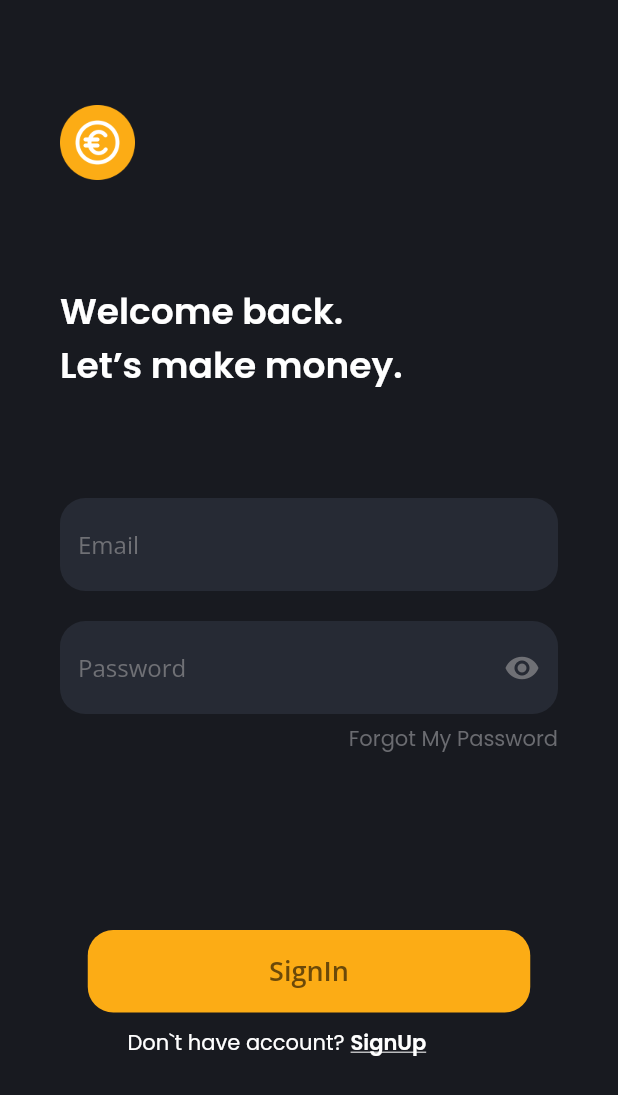
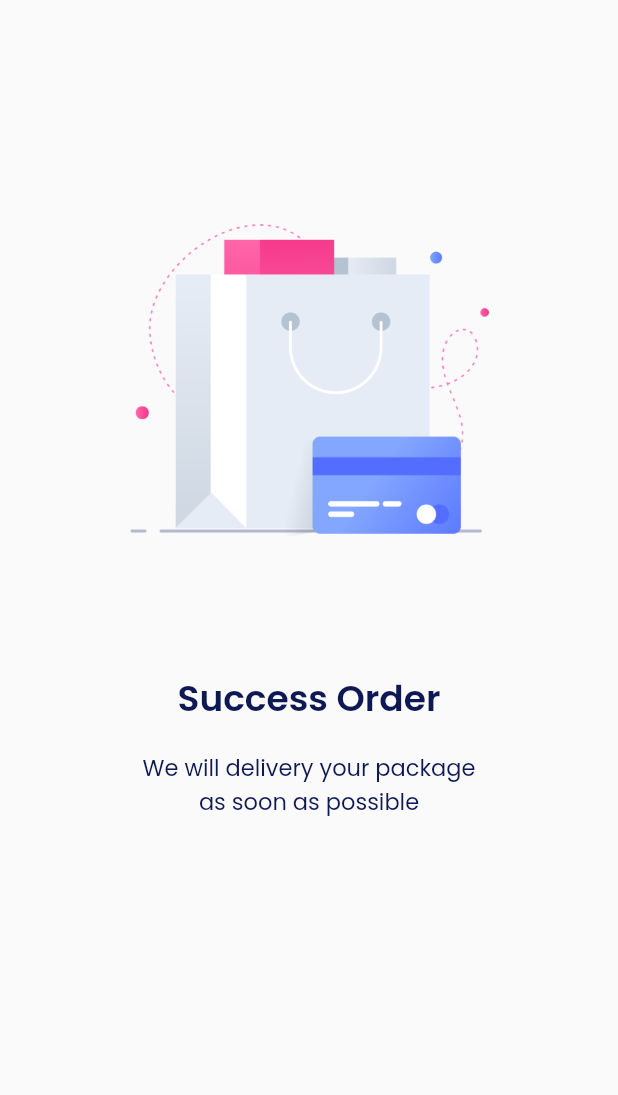
Before and after one commit to BagusRezky/flutter_application_1, a Flutter app: the screen it shows after launch, on a phone screen of 412 x 824 dp. Shown: the top 1095 px of the screen. Run offline on Flutter 3.47's test engine with Material 2 defaults, Android fonts, the phone set to English and light mode, and no system bars; our stand-ins replace google_fonts.

Commit message:
Add Header and Description

```diff
--- a/lib/main.dart
+++ b/lib/main.dart
@@ -1,4 +1,5 @@
 import 'package:flutter/material.dart';
+import 'package:flutter_application_1/pages/fourth_empty.dart';
 import 'package:flutter_application_1/pages/third_signin.dart';
 import 'package:flutter_application_1/pages/first_splash.dart';
 import 'package:flutter_application_1/pages/first_started.dart';
@@ -10,7 +11,7 @@ class SevenDays extends StatelessWidget {
   Widget build(BuildContext context) {
     return MaterialApp(
       debugShowCheckedModeBanner: false,
-      home: SignIn(),
+      home: Empty(),
     );
   }
 }
--- /dev/null
+++ b/lib/pages/fourth_empty.dart
@@ -0,0 +1,35 @@
+import 'package:flutter/material.dart';
+import 'package:flutter_application_1/widgets/theme.dart';
+
+class Empty extends StatelessWidget {
+  @override
+  Widget build(BuildContext context) {
+    return Scaffold(
+      body: Padding(
+        padding: const EdgeInsets.only(top: 148.0, left: 69, right: 69),
+        child: Column(
+          children: [
+            Center(
+              child: Image.asset(
+                'assets/illustration_empty.png',
+                width: 240,
+                height: 210,
+              ),
+            ),
+            SizedBox(height: 90),
+            Text(
+              'Success Order',
+              style: boldTextStyle,
+            ),
+            SizedBox(height: 16),
+            Text(
+              'We will delivery your package \nas soon as possible',
+              style: lightTextStyle,
+              textAlign: TextAlign.center,
+            ),
+          ],
+        ),
+      ),
+    );
+  }
+}
```
